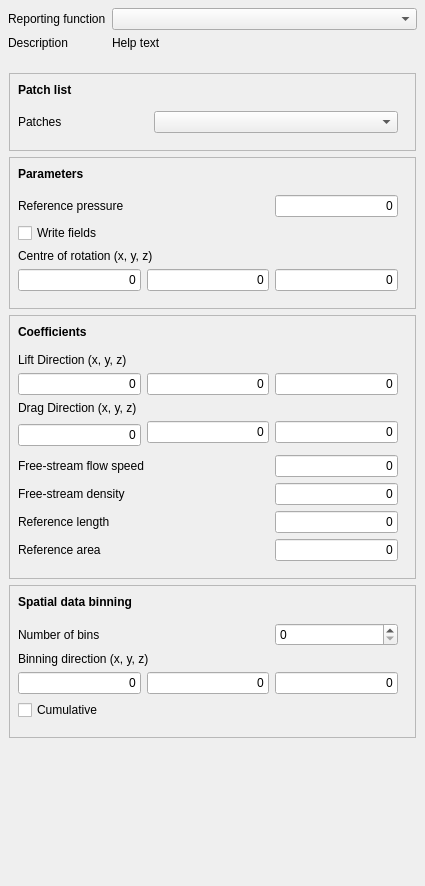
The window that Gui/TaskPanelCfdReportingFunctions.ui (jaheyns/CfdOF) describes before a commit, drawn with Qt 5.
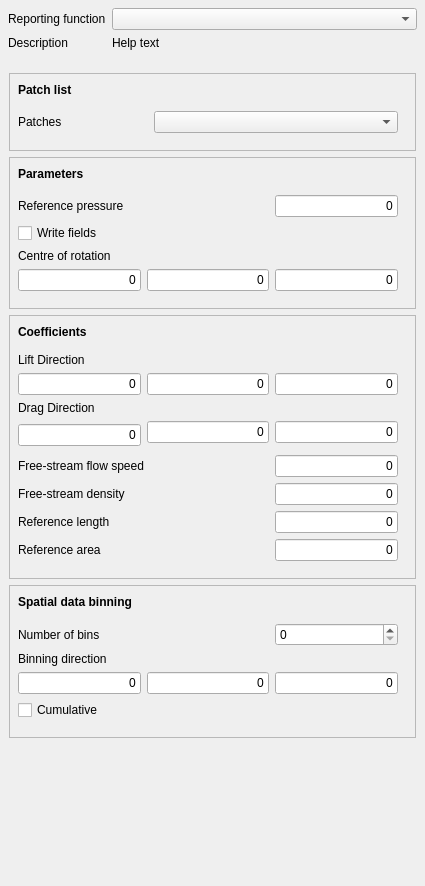
The same window after the commit. Custom widgets are drawn as their Qt base class.

Commit message: Reformat task panels so that vectors are displayed consistently as three input fields horizontally

Diff of the .ui file:
```diff
--- a/Gui/TaskPanelCfdReportingFunctions.ui
+++ b/Gui/TaskPanelCfdReportingFunctions.ui
@@ -233,7 +233,7 @@
             <item row="3" column="0" colspan="3">
              <widget class="QLabel" name="labelCentreOfRotation">
               <property name="text">
-               <string>Centre of rotation (x, y, z)</string>
+               <string>Centre of rotation</string>
               </property>
              </widget>
             </item>
@@ -332,7 +332,7 @@
             <item row="0" column="0" colspan="3">
              <widget class="QLabel" name="labelLiftDirection">
               <property name="text">
-               <string>Lift Direction (x, y, z)</string>
+               <string>Lift Direction</string>
               </property>
              </widget>
             </item>
@@ -600,7 +600,7 @@
             <item row="3" column="0" colspan="3">
              <widget class="QLabel" name="labelDragDirection">
               <property name="text">
-               <string>Drag Direction (x, y, z)</string>
+               <string>Drag Direction</string>
               </property>
              </widget>
             </item>
@@ -828,7 +828,7 @@
             <item row="1" column="0" colspan="3">
              <widget class="QLabel" name="labelDirection">
               <property name="text">
-               <string>Binning direction (x, y, z)</string>
+               <string>Binning direction</string>
               </property>
              </widget>
             </item>
```
The commit also changes 11 other files.
